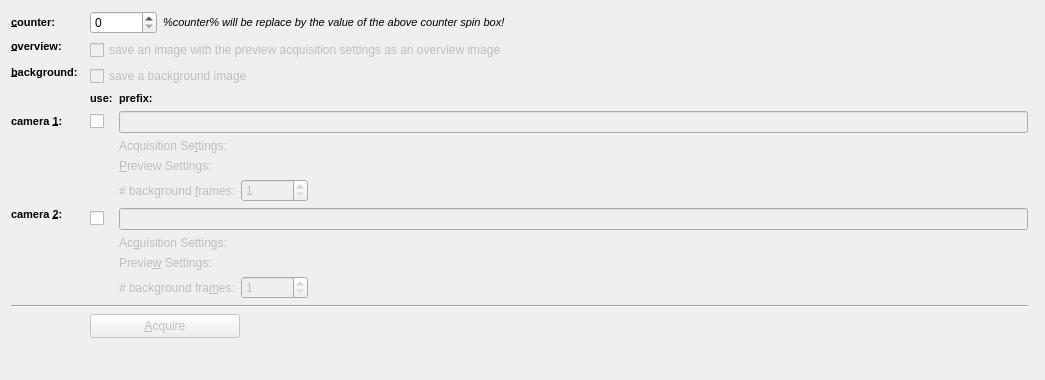
Before: the Qt Designer form plugins/spimb040/qfespimb040acquisitionconfigwidget2.ui in jkriege2/QuickFit3, drawn with Qt 5.
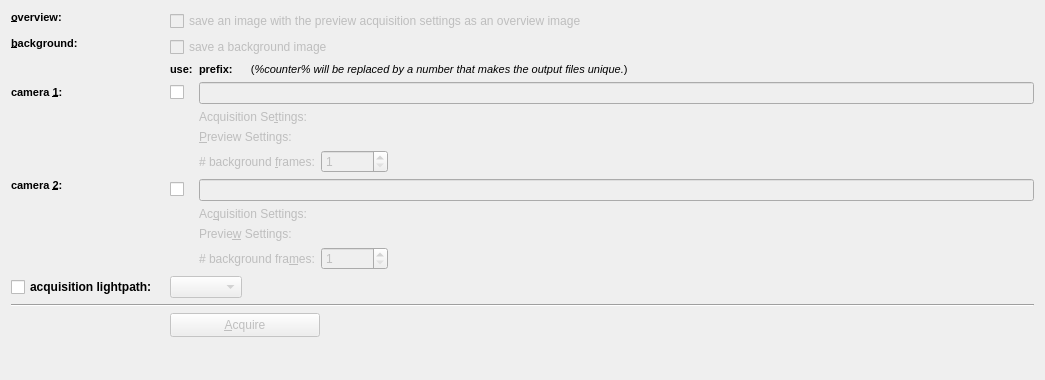
After: the same form once the commit is applied. Icons and pictures are not drawn. Custom widgets are drawn as their Qt base class.

Commit message: QuickFit3/SPIMB040:   - reorganized optics setup widget (landscape image, moved stages)   - improved acquisitions:       * all now support lightpath configs and save lightpath configs       * image stacks may take images in up to three lightpath configs per position now -> recorded in up to three different files

What changed in the file:
```diff
--- a/plugins/spimb040/qfespimb040acquisitionconfigwidget2.ui
+++ b/plugins/spimb040/qfespimb040acquisitionconfigwidget2.ui
@@ -14,21 +14,7 @@
    <string>Form</string>
   </property>
   <layout class="QGridLayout" name="gridLayout">
-   <item row="0" column="0">
-    <widget class="QLabel" name="label_2">
-     <property name="text">
-      <string>&lt;!DOCTYPE HTML PUBLIC &quot;-//W3C//DTD HTML 4.0//EN&quot; &quot;http://www.w3.org/TR/REC-html40/strict.dtd&quot;&gt;
-&lt;html&gt;&lt;head&gt;&lt;meta name=&quot;qrichtext&quot; content=&quot;1&quot; /&gt;&lt;style type=&quot;text/css&quot;&gt;
-p, li { white-space: pre-wrap; }
-&lt;/style&gt;&lt;/head&gt;&lt;body style=&quot; font-family:'MS Shell Dlg 2'; font-size:8.25pt; font-weight:400; font-style:normal;&quot;&gt;
-&lt;p style=&quot; margin-top:0px; margin-bottom:0px; margin-left:0px; margin-right:0px; -qt-block-indent:0; text-indent:0px;&quot;&gt;&lt;span style=&quot; font-size:8pt; font-weight:600;&quot;&gt;&amp;amp;counter:&lt;/span&gt;&lt;/p&gt;&lt;/body&gt;&lt;/html&gt;</string>
-     </property>
-     <property name="buddy">
-      <cstring>spinCounter</cstring>
-     </property>
-    </widget>
-   </item>
-   <item row="4" column="0">
+   <item row="3" column="0">
     <widget class="QLabel" name="label_5">
      <property name="text">
       <string>&lt;!DOCTYPE HTML PUBLIC &quot;-//W3C//DTD HTML 4.0//EN&quot; &quot;http://www.w3.org/TR/REC-html40/strict.dtd&quot;&gt;
@@ -42,7 +28,7 @@
      </property>
     </widget>
    </item>
-   <item row="6" column="0" colspan="2">
+   <item row="5" column="0" colspan="2">
     <widget class="QLabel" name="label_6">
      <property name="text">
       <string>&lt;!DOCTYPE HTML PUBLIC &quot;-//W3C//DTD HTML 4.0//EN&quot; &quot;http://www.w3.org/TR/REC-html40/strict.dtd&quot;&gt;
@@ -59,21 +45,21 @@
      </property>
     </widget>
    </item>
-   <item row="6" column="2">
+   <item row="5" column="2">
     <widget class="QCheckBox" name="chkUse2">
      <property name="text">
       <string/>
      </property>
     </widget>
    </item>
-   <item row="4" column="2">
-    <widget class="QCheckBox" name="chkUse1">
-     <property name="text">
-      <string/>
-     </property>
-    </widget>
-   </item>
    <item row="3" column="2">
+    <widget class="QCheckBox" name="chkUse1">
+     <property name="text">
+      <string/>
+     </property>
+    </widget>
+   </item>
+   <item row="2" column="2">
     <widget class="QLabel" name="label_3">
      <property name="text">
       <string>&lt;!DOCTYPE HTML PUBLIC &quot;-//W3C//DTD HTML 4.0//EN&quot; &quot;http://www.w3.org/TR/REC-html40/strict.dtd&quot;&gt;
@@ -84,32 +70,32 @@
      </property>
     </widget>
    </item>
-   <item row="3" column="3">
+   <item row="2" column="3">
     <widget class="QLabel" name="label_4">
      <property name="text">
       <string>&lt;!DOCTYPE HTML PUBLIC &quot;-//W3C//DTD HTML 4.0//EN&quot; &quot;http://www.w3.org/TR/REC-html40/strict.dtd&quot;&gt;
 &lt;html&gt;&lt;head&gt;&lt;meta name=&quot;qrichtext&quot; content=&quot;1&quot; /&gt;&lt;style type=&quot;text/css&quot;&gt;
 p, li { white-space: pre-wrap; }
 &lt;/style&gt;&lt;/head&gt;&lt;body style=&quot; font-family:'MS Shell Dlg 2'; font-size:8.25pt; font-weight:400; font-style:normal;&quot;&gt;
-&lt;p style=&quot; margin-top:0px; margin-bottom:0px; margin-left:0px; margin-right:0px; -qt-block-indent:0; text-indent:0px;&quot;&gt;&lt;span style=&quot; font-size:8pt; font-weight:600;&quot;&gt;prefix:&lt;/span&gt;&lt;/p&gt;&lt;/body&gt;&lt;/html&gt;</string>
+&lt;p style=&quot; margin-top:0px; margin-bottom:0px; margin-left:0px; margin-right:0px; -qt-block-indent:0; text-indent:0px;&quot;&gt;&lt;span style=&quot; font-size:8pt; font-weight:600;&quot;&gt;prefix:      &lt;/span&gt;&lt;span style=&quot; font-size:8pt;&quot;&gt;(&lt;/span&gt;&lt;span style=&quot; font-size:8pt; font-style:italic;&quot;&gt;%counter% will be replaced by a number that makes the output files unique.&lt;/span&gt;&lt;span style=&quot; font-size:8pt;&quot;&gt;)&lt;/span&gt;&lt;/p&gt;&lt;/body&gt;&lt;/html&gt;</string>
      </property>
     </widget>
    </item>
-   <item row="4" column="3">
-    <widget class="QLineEdit" name="edtPrefix1">
+   <item row="3" column="3">
+    <widget class="QEnhancedLineEdit" name="edtPrefix1">
      <property name="enabled">
       <bool>false</bool>
      </property>
     </widget>
    </item>
-   <item row="6" column="3">
-    <widget class="QLineEdit" name="edtPrefix2">
+   <item row="5" column="3">
+    <widget class="QEnhancedLineEdit" name="edtPrefix2">
      <property name="enabled">
       <bool>false</bool>
      </property>
     </widget>
    </item>
-   <item row="11" column="2" colspan="2">
+   <item row="10" column="2" colspan="2">
     <widget class="QPushButton" name="btnAcquire">
      <property name="enabled">
       <bool>false</bool>
@@ -135,7 +121,7 @@
      </property>
     </widget>
    </item>
-   <item row="12" column="2">
+   <item row="11" column="2">
     <spacer name="verticalSpacer">
      <property name="orientation">
       <enum>Qt::Vertical</enum>
@@ -148,7 +134,7 @@
      </property>
     </spacer>
    </item>
-   <item row="1" column="0">
+   <item row="0" column="0">
     <widget class="QLabel" name="label_8">
      <property name="text">
       <string>&lt;!DOCTYPE HTML PUBLIC &quot;-//W3C//DTD HTML 4.0//EN&quot; &quot;http://www.w3.org/TR/REC-html40/strict.dtd&quot;&gt;
@@ -165,7 +151,7 @@
      </property>
     </widget>
    </item>
-   <item row="1" column="2" colspan="2">
+   <item row="0" column="2" colspan="2">
     <widget class="QCheckBox" name="chkOverview">
      <property name="enabled">
       <bool>false</bool>
@@ -175,7 +161,7 @@
      </property>
     </widget>
    </item>
-   <item row="2" column="0">
+   <item row="1" column="0">
     <widget class="QLabel" name="label_12">
      <property name="text">
       <string>&lt;!DOCTYPE HTML PUBLIC &quot;-//W3C//DTD HTML 4.0//EN&quot; &quot;http://www.w3.org/TR/REC-html40/strict.dtd&quot;&gt;
@@ -192,7 +178,7 @@
      </property>
     </widget>
    </item>
-   <item row="2" column="2" colspan="2">
+   <item row="1" column="2" colspan="2">
     <widget class="QCheckBox" name="chkBackground">
      <property name="enabled">
       <bool>false</bool>
@@ -202,55 +188,14 @@
      </property>
     </widget>
    </item>
-   <item row="0" column="2" colspan="3">
-    <layout class="QHBoxLayout" name="horizontalLayout_4">
-     <item>
-      <widget class="QSpinBox" name="spinCounter">
-       <property name="maximumSize">
-        <size>
-         <width>100</width>
-         <height>16777215</height>
-        </size>
-       </property>
-       <property name="maximum">
-        <number>1000000</number>
-       </property>
-      </widget>
-     </item>
-     <item>
-      <widget class="QLabel" name="label_7">
-       <property name="text">
-        <string>&lt;!DOCTYPE HTML PUBLIC &quot;-//W3C//DTD HTML 4.0//EN&quot; &quot;http://www.w3.org/TR/REC-html40/strict.dtd&quot;&gt;
-&lt;html&gt;&lt;head&gt;&lt;meta name=&quot;qrichtext&quot; content=&quot;1&quot; /&gt;&lt;style type=&quot;text/css&quot;&gt;
-p, li { white-space: pre-wrap; }
-&lt;/style&gt;&lt;/head&gt;&lt;body style=&quot; font-family:'MS Shell Dlg 2'; font-size:8.25pt; font-weight:400; font-style:normal;&quot;&gt;
-&lt;p style=&quot; margin-top:0px; margin-bottom:0px; margin-left:0px; margin-right:0px; -qt-block-indent:0; text-indent:0px;&quot;&gt;&lt;span style=&quot; font-style:italic;&quot;&gt;%counter% will be replace by the value of the above counter spin box!&lt;/span&gt;&lt;/p&gt;&lt;/body&gt;&lt;/html&gt;</string>
-       </property>
-      </widget>
-     </item>
-     <item>
-      <spacer name="horizontalSpacer_5">
-       <property name="orientation">
-        <enum>Qt::Horizontal</enum>
-       </property>
-       <property name="sizeHint" stdset="0">
-        <size>
-         <width>40</width>
-         <height>20</height>
-        </size>
-       </property>
-      </spacer>
-     </item>
-    </layout>
-   </item>
-   <item row="10" column="0" colspan="4">
+   <item row="9" column="0" colspan="4">
     <widget class="Line" name="line">
      <property name="orientation">
       <enum>Qt::Horizontal</enum>
      </property>
     </widget>
    </item>
-   <item row="7" column="3">
+   <item row="6" column="3">
     <widget class="QWidget" name="widCam2Settings2" native="true">
      <property name="enabled">
       <bool>false</bool>
@@ -339,7 +284,7 @@
      </layout>
     </widget>
    </item>
-   <item row="5" column="3">
+   <item row="4" column="3">
     <widget class="QWidget" name="widCam2Settings1" native="true">
      <property name="enabled">
       <bool>false</bool>
@@ -428,9 +373,54 @@
      </layout>
     </widget>
    </item>
+   <item row="7" column="0">
+    <widget class="QCheckBox" name="chkLightpath">
+     <property name="font">
+      <font>
+       <weight>75</weight>
+       <bold>true</bold>
+      </font>
+     </property>
+     <property name="text">
+      <string>acquisition lightpath:</string>
+     </property>
+    </widget>
+   </item>
+   <item row="7" column="2" colspan="2">
+    <layout class="QHBoxLayout" name="horizontalLayout_3">
+     <item>
+      <widget class="QComboBox" name="cmbLightpath">
+       <property name="enabled">
+        <bool>false</bool>
+       </property>
+       <property name="sizeAdjustPolicy">
+        <enum>QComboBox::AdjustToContents</enum>
+       </property>
+      </widget>
+     </item>
+     <item>
+      <spacer name="horizontalSpacer_3">
+       <property name="orientation">
+        <enum>Qt::Horizontal</enum>
+       </property>
+       <property name="sizeHint" stdset="0">
+        <size>
+         <width>40</width>
+         <height>20</height>
+        </size>
+       </property>
+      </spacer>
+     </item>
+    </layout>
+   </item>
   </layout>
  </widget>
  <customwidgets>
+  <customwidget>
+   <class>QEnhancedLineEdit</class>
+   <extends>QLineEdit</extends>
+   <header>qenhancedlineedit.h</header>
+  </customwidget>
   <customwidget>
    <class>QFCameraConfigEditorWidget</class>
    <extends>QWidget</extends>
```
Left out of the diff: 20 changed lines with no effect on the pictures. The commit also changes 26 other files.
